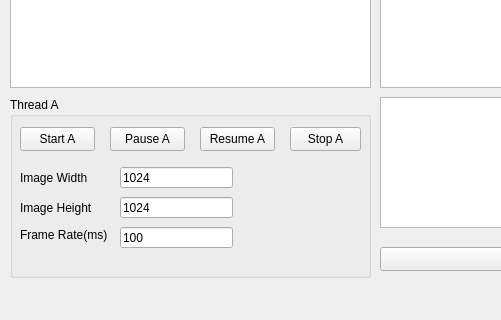
Qt form nvst-tio/thread-test-05/mainwindow.ui (chd1998/fso-qt) before a commit; both pictures show x 0 to 501 and y 353 to 673 of the 1279 by 673 pixel window.
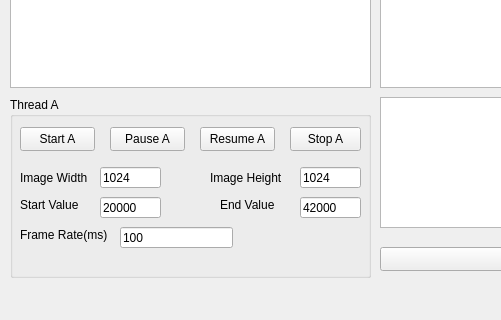
The same form after that commit. Custom widgets are drawn as their Qt base class.

```diff
--- a/nvst-tio/thread-test-05/mainwindow.ui
+++ b/nvst-tio/thread-test-05/mainwindow.ui
@@ -114,8 +114,8 @@
     <widget class="QLabel" name="label_2">
      <property name="geometry">
       <rect>
-       <x>10</x>
-       <y>100</y>
+       <x>200</x>
+       <y>70</y>
        <width>91</width>
        <height>21</height>
       </rect>
@@ -127,9 +127,9 @@
     <widget class="QLineEdit" name="lineEdit_imgx">
      <property name="geometry">
       <rect>
-       <x>110</x>
+       <x>90</x>
        <y>70</y>
-       <width>113</width>
+       <width>61</width>
        <height>21</height>
       </rect>
      </property>
@@ -140,9 +140,9 @@
     <widget class="QLineEdit" name="lineEdit_imgy">
      <property name="geometry">
       <rect>
-       <x>110</x>
-       <y>100</y>
-       <width>113</width>
+       <x>290</x>
+       <y>70</y>
+       <width>61</width>
        <height>21</height>
       </rect>
      </property>
@@ -176,6 +176,58 @@
       <string>100</string>
      </property>
     </widget>
+    <widget class="QLabel" name="label_5">
+     <property name="geometry">
+      <rect>
+       <x>10</x>
+       <y>100</y>
+       <width>71</width>
+       <height>16</height>
+      </rect>
+     </property>
+     <property name="text">
+      <string>Start Value</string>
+     </property>
+    </widget>
+    <widget class="QLineEdit" name="lineEdit_low">
+     <property name="geometry">
+      <rect>
+       <x>90</x>
+       <y>100</y>
+       <width>61</width>
+       <height>21</height>
+      </rect>
+     </property>
+     <property name="text">
+      <string>20000</string>
+     </property>
+    </widget>
+    <widget class="QLineEdit" name="lineEdit_high">
+     <property name="geometry">
+      <rect>
+       <x>290</x>
+       <y>100</y>
+       <width>61</width>
+       <height>21</height>
+      </rect>
+     </property>
+     <property name="text">
+      <string>42000</string>
+     </property>
+    </widget>
+    <widget class="QLabel" name="label_6">
+     <property name="geometry">
+      <rect>
+       <x>210</x>
+       <y>100</y>
+       <width>71</width>
+       <height>16</height>
+      </rect>
+     </property>
+     <property name="text">
+      <string>End Value</string>
+     </property>
+    </widget>
    </widget>
    <widget class="QGroupBox" name="groupBox_2">
     <property name="geometry">
```
